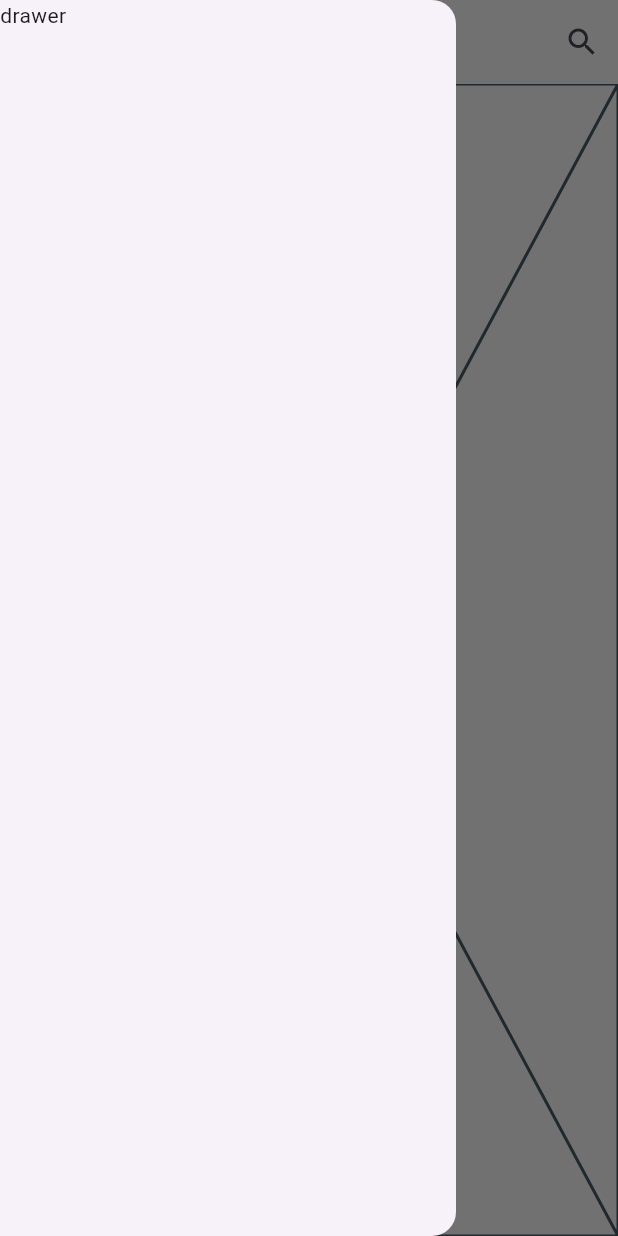
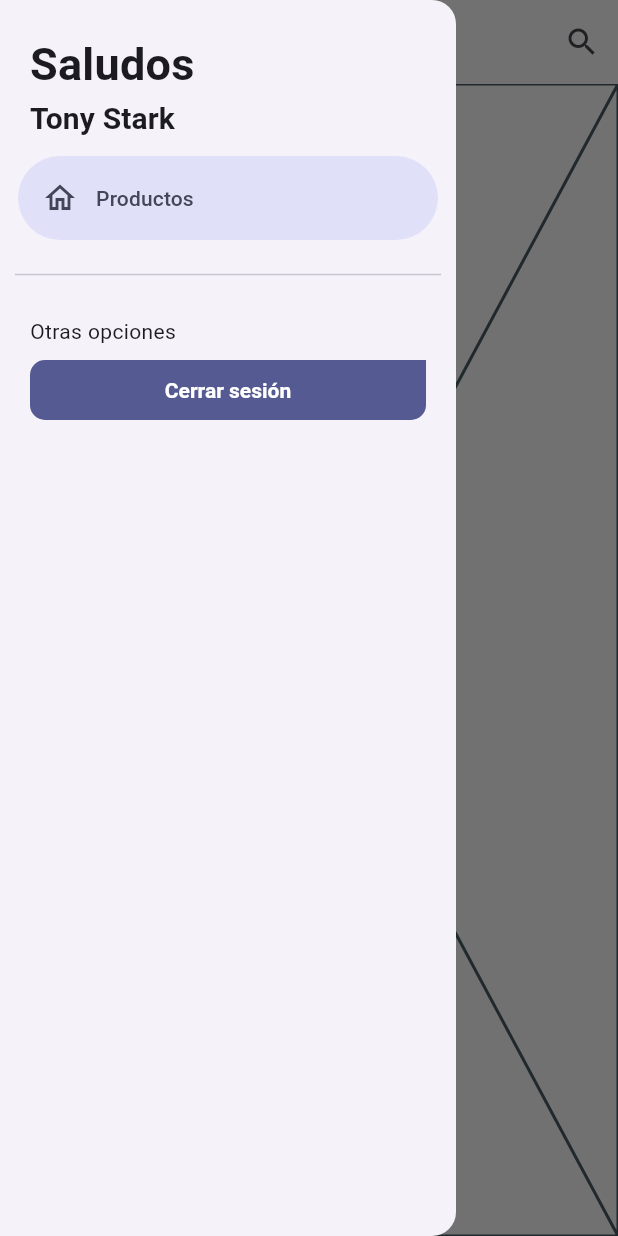
Before and after one commit to szuluaga-beep/teslo_app, a Flutter app: the screen it shows after launch, with the side drawer open, on a phone screen of 412 x 824 dp. Run offline on Flutter 3.47's test engine with Material 3 defaults, Android fonts, the phone set to English and light mode, and no system bars; our stand-ins replace go_router, google_fonts.

Commit message:
ajustando pantalla de productos

```diff
--- a/lib/config/theme/app_theme.dart
+++ b/lib/config/theme/app_theme.dart
@@ -7,7 +7,7 @@ const scaffoldBackgroundColor = Color(0xFFF8F7F7);
 class AppTheme {
   ThemeData getTheme = ThemeData(
       useMaterial3: true,
-      brightness: Brightness.light,
+      colorSchemeSeed: colorSeed,
       // texts
       textTheme: TextTheme(
           titleLarge: GoogleFonts.comicNeue()
--- a/lib/features/products/presentation/screens/products_screen.dart
+++ b/lib/features/products/presentation/screens/products_screen.dart
@@ -1,13 +1,16 @@
 import 'package:flutter/material.dart';
+import 'package:teslo_app/features/shared/shared.dart';
 
 class ProductsScreen extends StatelessWidget {
   const ProductsScreen({super.key});
 
   @override
   Widget build(BuildContext context) {
+    final scaffoldKey = GlobalKey<ScaffoldState>();
+
     return Scaffold(
-      drawer: Drawer(
-        child: Text('drawer'),
+      drawer: SideMenu(
+        scaffoldKey: scaffoldKey,
       ),
       appBar: AppBar(
         title: Text('Products Screen'),
--- a/lib/features/shared/shared.dart
+++ b/lib/features/shared/shared.dart
@@ -0,0 +1 @@
+export 'widgets/widgets.dart';
--- /dev/null
+++ b/lib/features/shared/widgets/custom_filled_button.dart
@@ -0,0 +1,25 @@
+import 'package:flutter/material.dart';
+
+class CustomFilledButton extends StatelessWidget {
+  final String text;
+
+  final Color? color;
+  final Function()? onPressed;
+
+  const CustomFilledButton(
+      {super.key, required this.text, this.color, this.onPressed});
+
+  @override
+  Widget build(BuildContext context) {
+    const radius = Radius.circular(10);
+
+    return FilledButton(
+        style: FilledButton.styleFrom(
+            backgroundColor: color,
+            shape: const RoundedRectangleBorder(
+                borderRadius: BorderRadius.only(
+                    bottomLeft: radius, topLeft: radius, bottomRight: radius))),
+        onPressed: onPressed,
+        child: Text(text));
+  }
+}
--- a/lib/features/shared/widgets/side_menu.dart
+++ b/lib/features/shared/widgets/side_menu.dart
@@ -1,10 +1,65 @@
 import 'package:flutter/material.dart';
+import 'package:teslo_app/features/shared/shared.dart';
 
-class Side extends StatelessWidget {
-  const Side({super.key});
+class SideMenu extends StatefulWidget {
+  final GlobalKey<ScaffoldState> scaffoldKey;
+
+  const SideMenu({super.key, required this.scaffoldKey});
+
+  @override
+  State<SideMenu> createState() => _SideMenuState();
+}
+
+class _SideMenuState extends State<SideMenu> {
+  int navDrawerIndex = 0;
 
   @override
   Widget build(BuildContext context) {
-    return Container();
+    final hasNotch = MediaQuery.of(context).viewPadding.top > 35;
+    final textStyles = Theme.of(context).textTheme;
+
+    return NavigationDrawer(
+      elevation: 1,
+      selectedIndex: navDrawerIndex,
+      onDestinationSelected: (value) {
+        setState(() {
+          navDrawerIndex = value;
+        });
+        widget.scaffoldKey.currentState?.closeDrawer();
+      },
+      children: [
+        Padding(
+          padding: EdgeInsets.fromLTRB(20, hasNotch ? 0 : 20, 16, 0),
+          child: Text(
+            'Saludos',
+            style: textStyles.titleMedium,
+          ),
+        ),
+        Padding(
+          padding: const EdgeInsets.fromLTRB(20, 0, 16, 10),
+          child: Text(
+            'Tony Stark',
+            style: textStyles.titleSmall,
+          ),
+        ),
+        const NavigationDrawerDestination(
+            icon: Icon(Icons.home_outlined), label: Text('Productos')),
+        const Padding(
+          padding: EdgeInsets.symmetric(horizontal: 10, vertical: 15),
+          child: Divider(),
+        ),
+        const Padding(
+          padding: EdgeInsets.fromLTRB(20, 5, 16, 5),
+          child: Text('Otras opciones'),
+        ),
+        Padding(
+          padding: const EdgeInsets.symmetric(horizontal: 20),
+          child: CustomFilledButton(
+            text: 'Cerrar sesión',
+            onPressed: () {},
+          ),
+        )
+      ],
+    );
   }
 }
--- a/lib/features/shared/widgets/widgets.dart
+++ b/lib/features/shared/widgets/widgets.dart
@@ -0,0 +1,2 @@
+export 'custom_filled_button.dart';
+export 'side_menu.dart';
```
